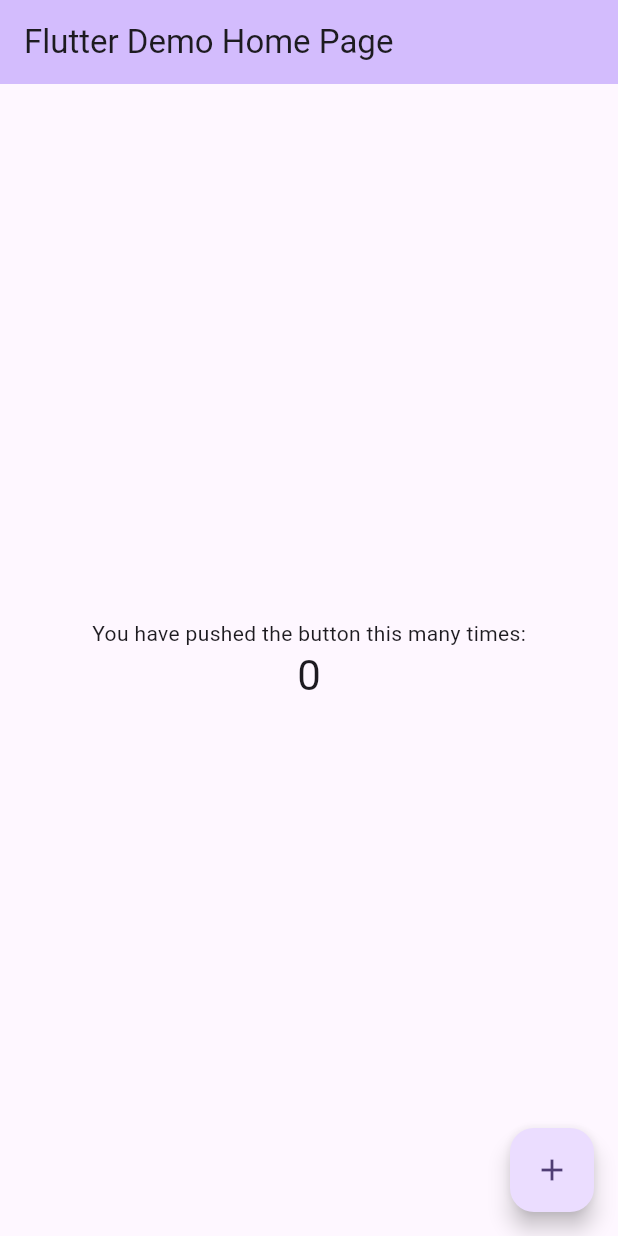
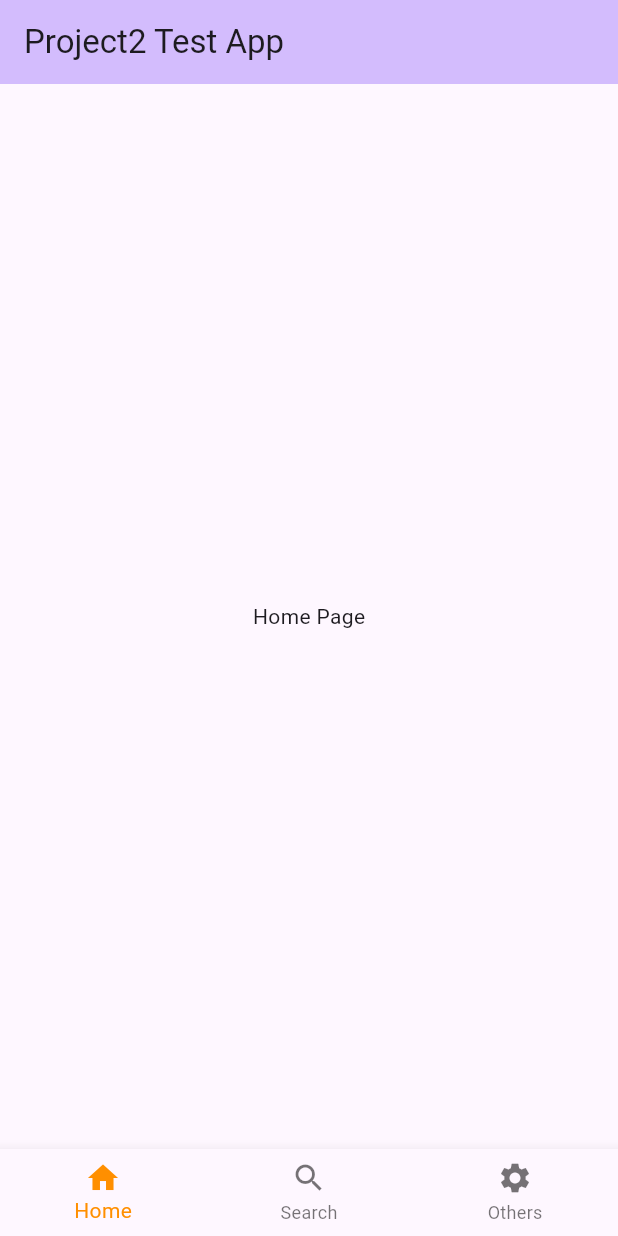
Before and after one commit to cat-katsushika/project2_mobile, a Flutter app: the screen it shows after launch, on a phone screen of 412 x 824 dp. Run offline on Flutter 3.47's test engine with Material 3 defaults, Android fonts, the phone set to English and light mode, and no system bars; our stand-ins replace flutter_riverpod.

Commit message:
add freezed and so on

```diff
--- a/analysis_options.yaml
+++ b/analysis_options.yaml
@@ -4,5 +4,9 @@ linter:
   rules:
 
 analyzer:
+  # riverpod
   plugins:
     - custom_lint
+  # freezed
+  errors:
+    invalid_annotation_target: ignore
--- /dev/null
+++ b/lib/components/bottom_navigation_bar.dart
@@ -0,0 +1,34 @@
+import 'package:flutter/material.dart';
+
+class MyBottomNavigationBar extends StatelessWidget {
+  final int selectedIndex;
+  final Function(int) onItemTapped;
+
+  MyBottomNavigationBar({
+    required this.selectedIndex,
+    required this.onItemTapped,
+  });
+
+  @override
+  Widget build(BuildContext context) {
+    return BottomNavigationBar(
+      items: const <BottomNavigationBarItem>[
+        BottomNavigationBarItem(
+          icon: Icon(Icons.home),
+          label: 'Home',
+        ),
+        BottomNavigationBarItem(
+          icon: Icon(Icons.search),
+          label: 'Search',
+        ),
+        BottomNavigationBarItem(
+          icon: Icon(Icons.settings),
+          label: 'Others',
+        ),
+      ],
+      currentIndex: selectedIndex,
+      selectedItemColor: Colors.amber[800],
+      onTap: onItemTapped,
+    );
+  }
+}
--- a/lib/main.dart
+++ b/lib/main.dart
@@ -1,70 +1,27 @@
 import 'package:flutter/material.dart';
+import 'package:flutter_riverpod/flutter_riverpod.dart';
+
+import 'package:project2_mobile/pages/my_home_page.dart';
 
 void main() {
-  runApp(const MyApp());
+  runApp(
+    const ProviderScope(
+      child: MyApp(),
+    )
+  );
 }
 
 class MyApp extends StatelessWidget {
   const MyApp({super.key});
 
-  // This widget is the root of your application.
   @override
   Widget build(BuildContext context) {
     return MaterialApp(
-      title: 'Flutter Demo',
       theme: ThemeData(
         colorScheme: ColorScheme.fromSeed(seedColor: Colors.deepPurple),
         useMaterial3: true,
       ),
-      home: const MyHomePage(title: 'Flutter Demo Home Page'),
+      home: const MyHomePage(title: 'Project2 Test App'),
     );
   }
 }
-
-class MyHomePage extends StatefulWidget {
-  const MyHomePage({super.key, required this.title});
-
-  final String title;
-
-  @override
-  State<MyHomePage> createState() => _MyHomePageState();
-}
-
-class _MyHomePageState extends State<MyHomePage> {
-  int _counter = 0;
-
-  void _incrementCounter() {
-    setState(() {
-      _counter++;
-    });
-  }
-
-  @override
-  Widget build(BuildContext context) {
-    return Scaffold(
-      appBar: AppBar(
-        backgroundColor: Theme.of(context).colorScheme.inversePrimary,
-        title: Text(widget.title),
-      ),
-      body: Center(
-        child: Column(
-          mainAxisAlignment: MainAxisAlignment.center,
-          children: <Widget>[
-            const Text(
-              'You have pushed the button this many times:',
-            ),
-            Text(
-              '$_counter',
-              style: Theme.of(context).textTheme.headlineMedium,
-            ),
-          ],
-        ),
-      ),
-      floatingActionButton: FloatingActionButton(
-        onPressed: _incrementCounter,
-        tooltip: 'Increment',
-        child: const Icon(Icons.add),
-      ),
-    );
-  }
-}
--- /dev/null
+++ b/lib/pages/my_home_page.dart
@@ -0,0 +1,49 @@
+import 'package:flutter/material.dart';
+import 'package:project2_mobile/components/search_bar.dart';
+import 'package:project2_mobile/components/others_list.dart';
+import 'package:project2_mobile/components/bottom_navigation_bar.dart';
+
+class MyHomePage extends StatefulWidget {
+  const MyHomePage({super.key, required this.title});
+
+  final String title;
+
+  @override
+  State<MyHomePage> createState() => _MyHomePageState();
+}
+
+class _MyHomePageState extends State<MyHomePage> {
+  int _selectedIndex = 0;
+
+  static List<Widget> _widgetOptions = <Widget>[
+    Text('Home Page'),
+    MySearchBar( // Add this line
+      controller: TextEditingController(),
+      onSearch: () {},
+    ),
+    Others(),
+  ];
+
+  void _onItemTapped(int index) {
+    setState(() {
+      _selectedIndex = index;
+    });
+  }
+
+  @override
+  Widget build(BuildContext context) {
+    return Scaffold(
+      appBar: AppBar(
+        backgroundColor: Theme.of(context).colorScheme.inversePrimary,
+        title: Text(widget.title),
+      ),
+      body: Center(
+        child: _widgetOptions.elementAt(_selectedIndex),
+      ),
+      bottomNavigationBar: MyBottomNavigationBar(
+        selectedIndex: _selectedIndex,
+        onItemTapped: _onItemTapped,
+      )
+    );
+  }
+}
--- a/pubspec.yaml
+++ b/pubspec.yaml
@@ -37,6 +37,8 @@ dependencies:
   cupertino_icons: ^1.0.2
   flutter_riverpod: ^2.4.10
   riverpod_annotation: ^2.3.4
+  freezed_annotation: ^2.4.1
+  json_annotation: ^4.8.1
 
 dev_dependencies:
   flutter_test:
@@ -52,6 +54,8 @@ dev_dependencies:
   build_runner: ^2.4.8
   custom_lint: ^0.6.2
   riverpod_lint: ^2.3.9
+  freezed: ^2.4.7
+  json_serializable: ^6.7.1
 
 # For information on the generic Dart part of this file, see the
 # following page: https://dart.dev/tools/pub/pubspec
```
Also changed, not shown: lib/components/others_list.dart (added, +47 -0 lines), lib/components/search_bar.dart (added, +37 -0 lines), lib/components/my_teams_list.dart (added), lib/models/team.dart (added), pubspec.lock.
